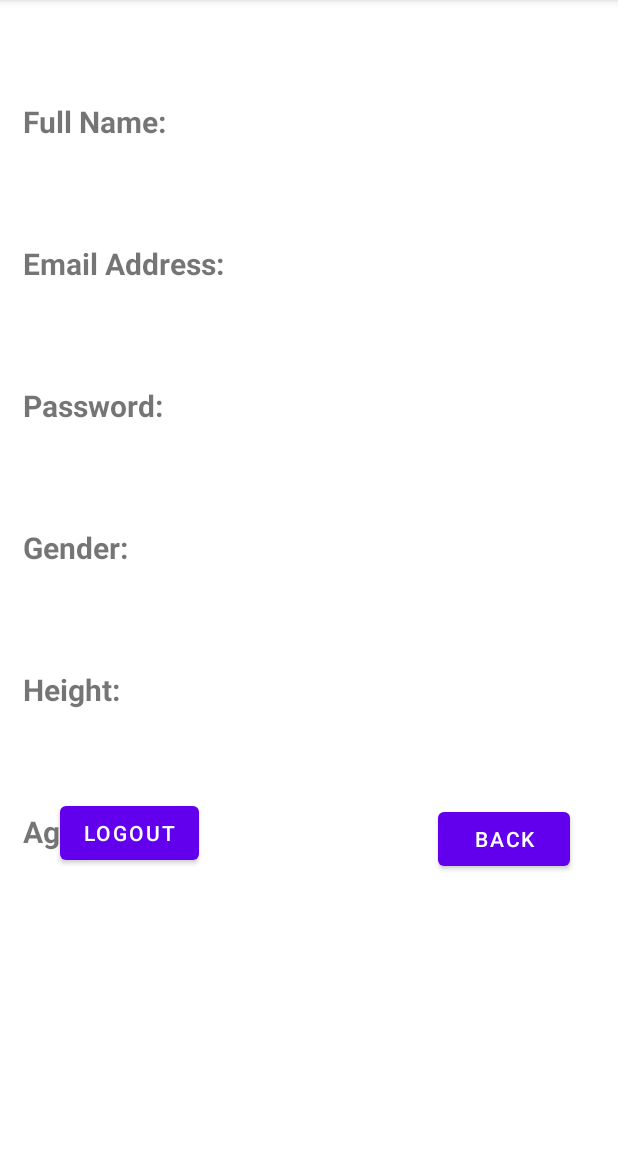
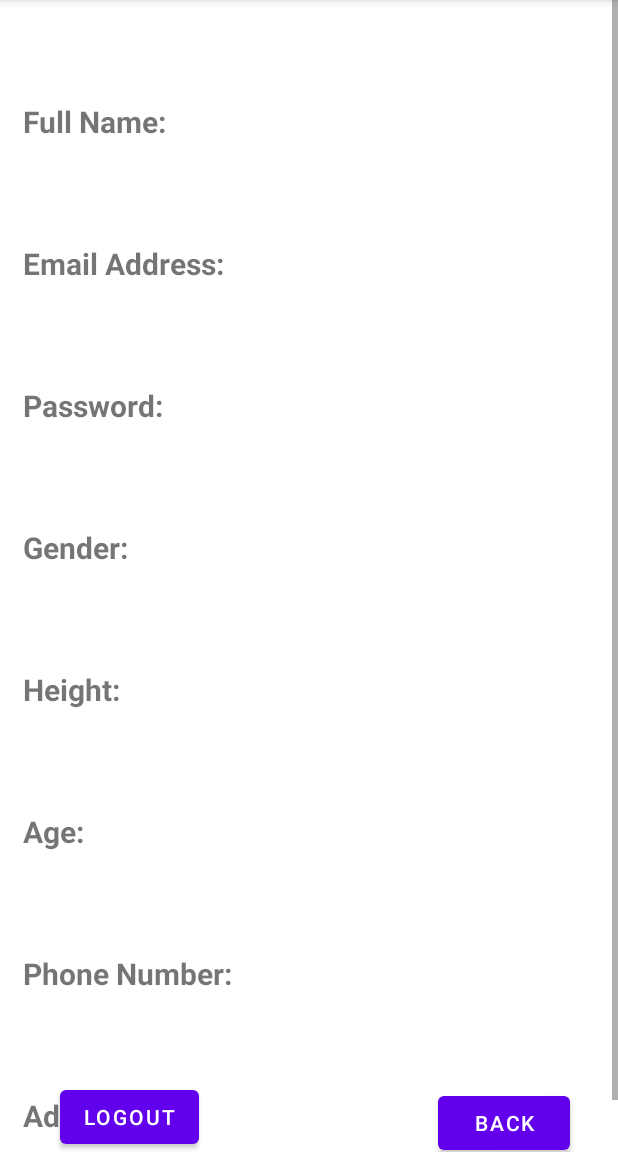
Before and after one commit to razaali01/FitnessApplication, an Android app: the ProfilePage screen opened directly, with no data from a screen before it, on a phone screen of 412 x 824 dp, the part 84-1236 px from its top. Run offline under Robolectric (Android 15) with nearby library versions, the phone set to English and light mode, and no system bars; our stand-ins replace Firebase (no records; nobody signed in at launch, a user with empty details on screens opened directly).

Commit message:
Phone number and address functionality added

```diff
--- a/app/src/main/res/layout/activity_profile_page.xml
+++ b/app/src/main/res/layout/activity_profile_page.xml
@@ -142,6 +142,46 @@
             android:layout_marginTop="20dp"
             android:textSize="20sp" />
 
+        <TextView
+            android:id="@+id/numTitle"
+            android:layout_width="wrap_content"
+            android:layout_height="wrap_content"
+            android:text="Phone Number:"
+            android:textSize="20sp"
+            android:textStyle="bold"
+            app:layout_constraintLeft_toLeftOf="@+id/greeting"
+            app:layout_constraintTop_toBottomOf="@+id/age"
+            android:layout_marginTop="20dp" />
+
+        <TextView
+            android:id="@+id/num"
+            android:layout_width="wrap_content"
+            android:layout_height="wrap_content"
+            app:layout_constraintTop_toBottomOf="@+id/numTitle"
+            app:layout_constraintLeft_toLeftOf="@+id/numTitle"
+            android:layout_marginTop="20dp"
+            android:textSize="20sp" />
+
+        <TextView
+            android:id="@+id/addressTitle"
+            android:layout_width="wrap_content"
+            android:layout_height="wrap_content"
+            android:text="Address:"
+            android:textSize="20sp"
+            android:textStyle="bold"
+            app:layout_constraintLeft_toLeftOf="@+id/greeting"
+            app:layout_constraintTop_toBottomOf="@+id/num"
+            android:layout_marginTop="20dp" />
+
+        <TextView
+            android:id="@+id/address"
+            android:layout_width="wrap_content"
+            android:layout_height="wrap_content"
+            app:layout_constraintTop_toBottomOf="@+id/addressTitle"
+            app:layout_constraintLeft_toLeftOf="@+id/addressTitle"
+            android:layout_marginTop="20dp"
+            android:textSize="20sp" />
+
         <Button
             android:id="@+id/BackProfile"
             android:layout_width="wrap_content"
```
